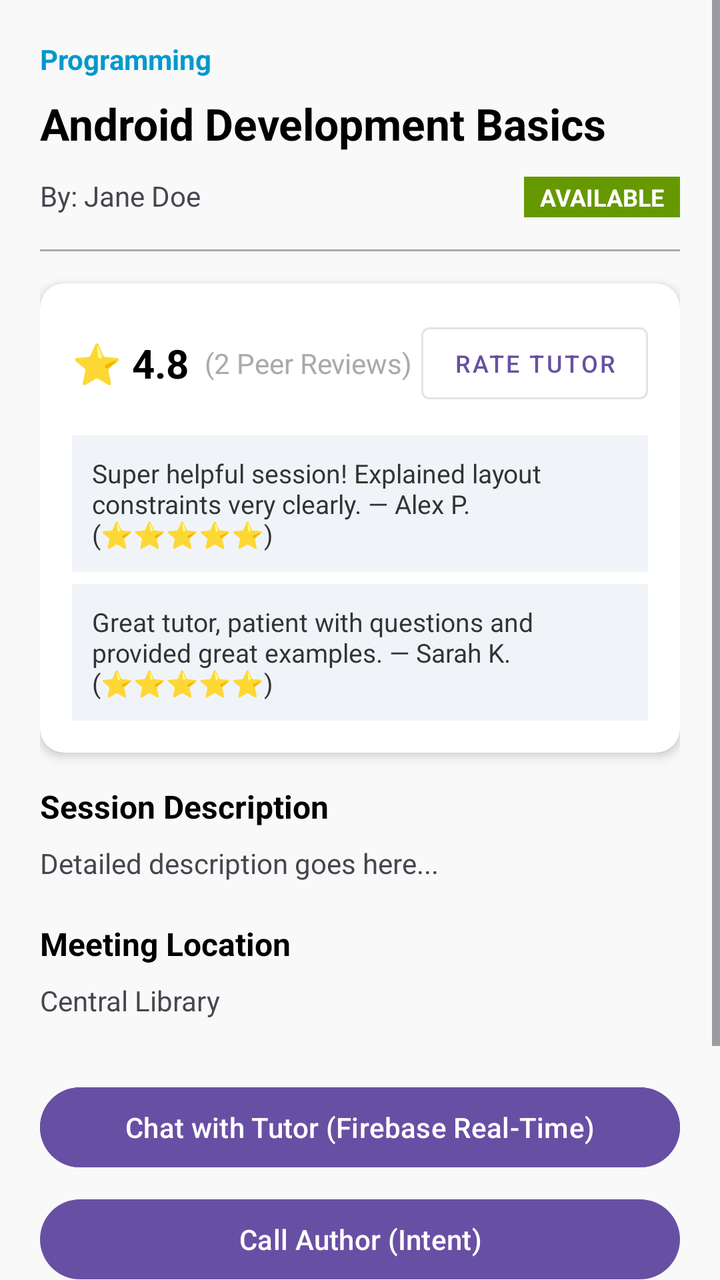
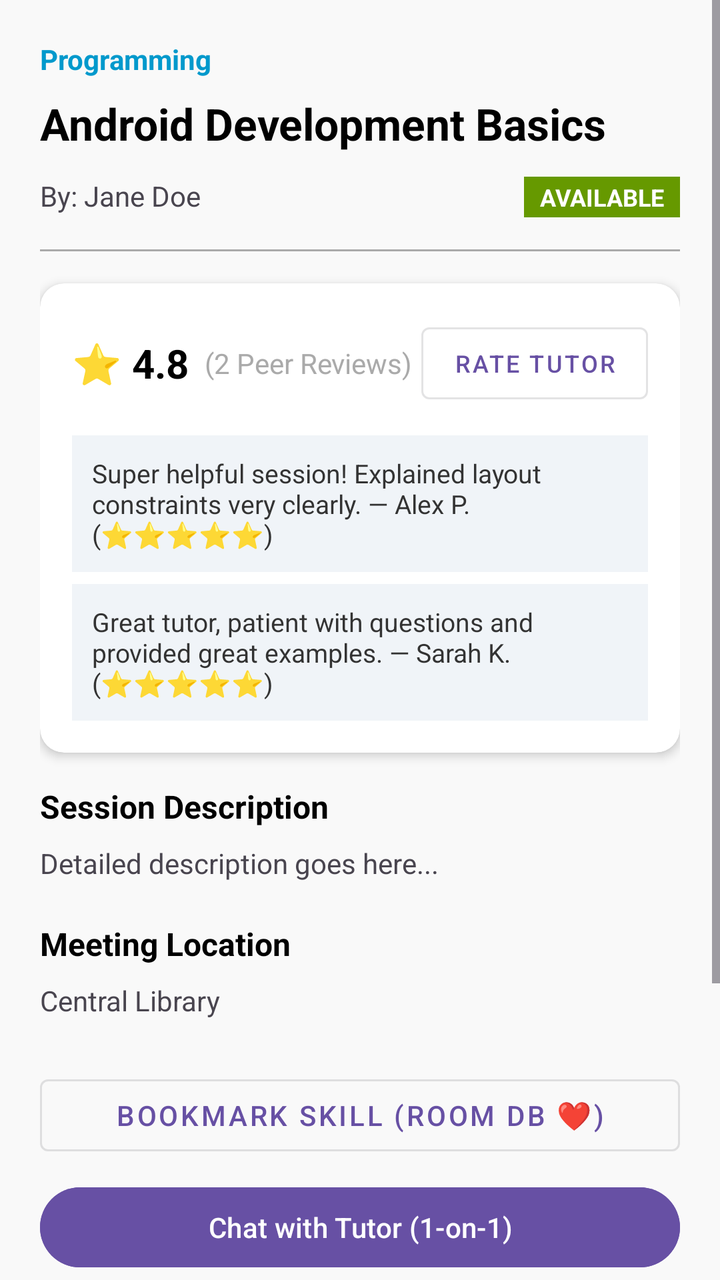

Screens rendered from an Android XML layout before and after an edit, with the pre-edit source and the edit as a unified diff.
<!-- AndroidManifest.xml: application theme Theme.SkillSwap -->
<!-- res/layout/activity_skill_detail.xml -->
<?xml version="1.0" encoding="utf-8"?>
<ScrollView xmlns:android="http://schemas.android.com/apk/res/android"
    xmlns:app="http://schemas.android.com/apk/res-auto"
    android:layout_width="match_parent"
    android:layout_height="match_parent"
    android:fillViewport="true"
    android:background="#F9F9F9">

    <LinearLayout
        android:layout_width="match_parent"
        android:layout_height="wrap_content"
        android:orientation="vertical"
        android:padding="20dp">

        <ImageView
            android:id="@+id/imgDetailPhoto"
            android:layout_width="match_parent"
            android:layout_height="200dp"
            android:layout_marginBottom="12dp"
            android:scaleType="centerCrop"
            android:visibility="gone"
            android:contentDescription="Skill Portfolio Photo" />

        <TextView
            android:id="@+id/tvDetailCategory"
            android:layout_width="wrap_content"
            android:layout_height="wrap_content"
            android:text="Programming"
            android:textColor="@android:color/holo_blue_dark"
            android:textSize="14sp"
            android:textStyle="bold" />

        <TextView
            android:id="@+id/tvDetailTitle"
            android:layout_width="match_parent"
            android:layout_height="wrap_content"
            android:layout_marginTop="8dp"
            android:text="Android Development Basics"
            android:textColor="@android:color/black"
            android:textSize="22sp"
            android:textStyle="bold" />

        <LinearLayout
            android:layout_width="match_parent"
            android:layout_height="wrap_content"
            android:layout_marginTop="12dp"
            android:orientation="horizontal">

            <TextView
                android:id="@+id/tvDetailAuthor"
                android:layout_width="0dp"
                android:layout_height="wrap_content"
                android:layout_weight="1"
                android:text="By: Jane Doe"
                android:textSize="14sp" />

            <TextView
                android:id="@+id/tvDetailStatus"
                android:layout_width="wrap_content"
                android:layout_height="wrap_content"
                android:background="@android:color/holo_green_dark"
                android:paddingStart="8dp"
                android:paddingEnd="8dp"
                android:paddingTop="2dp"
                android:paddingBottom="2dp"
                android:text="AVAILABLE"
                android:textColor="@android:color/white"
                android:textSize="12sp"
                android:textStyle="bold" />
        </LinearLayout>

        <View
            android:layout_width="match_parent"
            android:layout_height="1dp"
            android:layout_marginTop="16dp"
            android:layout_marginBottom="16dp"
            android:background="@android:color/darker_gray" />

        
        <androidx.cardview.widget.CardView
            android:layout_width="match_parent"
            android:layout_height="wrap_content"
            android:layout_marginBottom="16dp"
            app:cardCornerRadius="12dp"
            app:cardElevation="3dp">

            <LinearLayout
                android:layout_width="match_parent"
                android:layout_height="wrap_content"
                android:orientation="vertical"
                android:padding="16dp">

                <LinearLayout
                    android:layout_width="match_parent"
                    android:layout_height="wrap_content"
                    android:orientation="horizontal"
                    android:gravity="center_vertical">

                    <TextView
                        android:id="@+id/tvRatingScore"
                        android:layout_width="wrap_content"
                        android:layout_height="wrap_content"
                        android:text="⭐ 4.8"
                        android:textColor="@android:color/black"
                        android:textSize="20sp"
                        android:textStyle="bold" />

                    <TextView
                        android:id="@+id/tvReviewCount"
                        android:layout_width="0dp"
                        android:layout_height="wrap_content"
                        android:layout_weight="1"
                        android:layout_marginStart="8dp"
                        android:text="(2 Peer Reviews)"
                        android:textColor="@android:color/darker_gray"
                        android:textSize="14sp" />

                    <Button
                        android:id="@+id/btnRateSession"
                        android:layout_width="wrap_content"
                        android:layout_height="wrap_content"
                        style="@style/Widget.MaterialComponents.Button.OutlinedButton"
                        android:text="Rate Tutor"
                        android:textSize="12sp" />
                </LinearLayout>

                
                <LinearLayout
                    android:id="@+id/layoutReviewsContainer"
                    android:layout_width="match_parent"
                    android:layout_height="wrap_content"
                    android:layout_marginTop="12dp"
                    android:orientation="vertical">

                    <TextView
                        android:id="@+id/tvSampleReview1"
                        android:layout_width="match_parent"
                        android:layout_height="wrap_content"
                        android:background="#F0F4F8"
                        android:padding="10dp"
                        android:text="Super helpful session! Explained layout constraints very clearly. — Alex P. (⭐⭐⭐⭐⭐)"
                        android:textColor="#333333"
                        android:textSize="13sp" />

                    <TextView
                        android:id="@+id/tvSampleReview2"
                        android:layout_width="match_parent"
                        android:layout_height="wrap_content"
                        android:layout_marginTop="6dp"
                        android:background="#F0F4F8"
                        android:padding="10dp"
                        android:text="Great tutor, patient with questions and provided great examples. — Sarah K. (⭐⭐⭐⭐⭐)"
                        android:textColor="#333333"
                        android:textSize="13sp" />
                </LinearLayout>

            </LinearLayout>

        </androidx.cardview.widget.CardView>

        <TextView
            android:layout_width="match_parent"
            android:layout_height="wrap_content"
            android:text="Session Description"
            android:textStyle="bold"
            android:textSize="16sp"
            android:textColor="@android:color/black" />

        <TextView
            android:id="@+id/tvDetailDescription"
            android:layout_width="match_parent"
            android:layout_height="wrap_content"
            android:layout_marginTop="8dp"
            android:text="Detailed description goes here..."
            android:textSize="14sp"
            android:lineSpacingExtra="4dp" />

        <TextView
            android:layout_width="match_parent"
            android:layout_height="wrap_content"
            android:layout_marginTop="20dp"
            android:text="Meeting Location"
            android:textStyle="bold"
            android:textSize="16sp"
            android:textColor="@android:color/black" />

        <TextView
            android:id="@+id/tvDetailLocation"
            android:layout_width="match_parent"
            android:layout_height="wrap_content"
            android:layout_marginTop="8dp"
            android:text="Central Library"
            android:textSize="14sp" />

        <LinearLayout
            android:layout_width="match_parent"
            android:layout_height="wrap_content"
            android:layout_marginTop="30dp"
            android:orientation="vertical">

            <Button
                android:id="@+id/btnChatTutor"
                android:layout_width="match_parent"
                android:layout_height="wrap_content"
                android:backgroundTint="?attr/colorPrimary"
                android:textColor="@android:color/white"
                android:text="Chat with Tutor (Firebase Real-Time)" />

            <Button
                android:id="@+id/btnCall"
                android:layout_width="match_parent"
                android:layout_height="wrap_content"
                android:layout_marginTop="8dp"
                android:text="Call Author (Intent)" />

            <Button
                android:id="@+id/btnMap"
                android:layout_width="match_parent"
                android:layout_height="wrap_content"
                android:layout_marginTop="8dp"
                android:text="Open Location on Map (Intent)" />

            <Button
                android:id="@+id/btnInviteContact"
                android:layout_width="match_parent"
                android:layout_height="wrap_content"
                android:layout_marginTop="8dp"
                android:backgroundTint="@android:color/holo_purple"
                android:textColor="@android:color/white"
                android:text="Invite Classmate via Contacts (Content Provider)" />
        </LinearLayout>

    </LinearLayout>
</ScrollView>
<!-- resources referenced by this layout -->
<resources>
  <style name="Theme.SkillSwap" parent="Base.Theme.SkillSwap" />
  <style name="Base.Theme.SkillSwap" parent="Theme.Material3.DayNight.NoActionBar">
          
          
      </style>
</resources>

<!-- the commit's change to res/layout/activity_skill_detail.xml (unified diff, before → after) -->
@@ -195,8 +195,16 @@
         <LinearLayout
             android:layout_width="match_parent"
             android:layout_height="wrap_content"
-            android:layout_marginTop="30dp"
+            android:layout_marginTop="24dp"
             android:orientation="vertical">
+
+            <Button
+                android:id="@+id/btnSaveSkill"
+                style="@style/Widget.MaterialComponents.Button.OutlinedButton"
+                android:layout_width="match_parent"
+                android:layout_height="wrap_content"
+                android:layout_marginBottom="8dp"
+                android:text="Bookmark Skill (Room DB ❤️)" />
 
             <Button
                 android:id="@+id/btnChatTutor"
@@ -204,7 +212,7 @@
                 android:layout_height="wrap_content"
                 android:backgroundTint="?attr/colorPrimary"
                 android:textColor="@android:color/white"
-                android:text="Chat with Tutor (Firebase Real-Time)" />
+                android:text="Chat with Tutor (1-on-1)" />
 
             <Button
                 android:id="@+id/btnCall"
